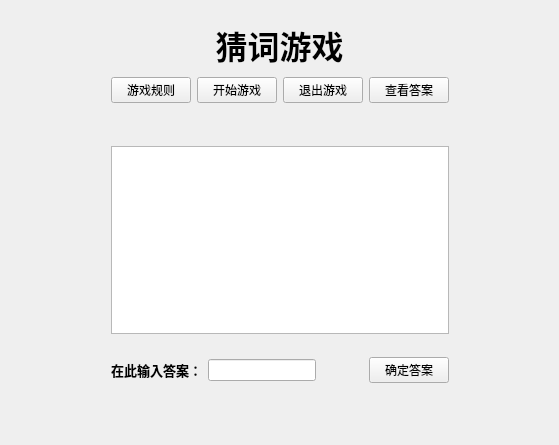
Qt form WordLite/guess_word_widget.ui (Staaaaaaaaar/WordHub) before a commit.
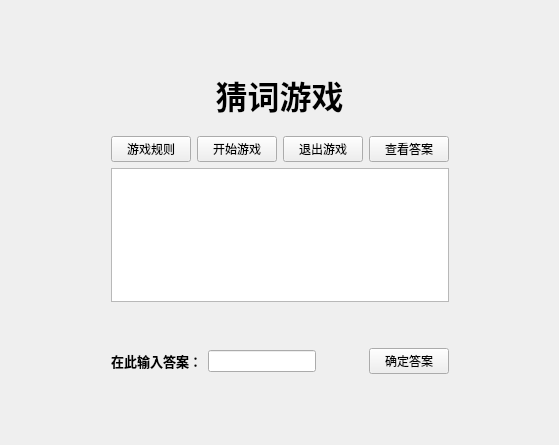
The same form after that commit.

Commit message: change guess layout

The edit to the form file:
```diff
--- a/WordLite/guess_word_widget.ui
+++ b/WordLite/guess_word_widget.ui
@@ -15,19 +15,19 @@
   </property>
   <layout class="QGridLayout" name="gridLayout">
    <item row="0" column="0">
-    <layout class="QVBoxLayout" name="verticalLayout_2">
+    <layout class="QVBoxLayout" name="verticalLayout_2" stretch="1,0,0,4,1">
      <item>
       <spacer name="verticalSpacer_5">
        <property name="orientation">
         <enum>Qt::Orientation::Vertical</enum>
        </property>
        <property name="sizeType">
-        <enum>QSizePolicy::Policy::Expanding</enum>
+        <enum>QSizePolicy::Policy::Preferred</enum>
        </property>
        <property name="sizeHint" stdset="0">
         <size>
          <width>20</width>
-         <height>20</height>
+         <height>60</height>
         </size>
        </property>
       </spacer>
@@ -44,6 +44,9 @@
        <property name="orientation">
         <enum>Qt::Orientation::Vertical</enum>
        </property>
+       <property name="sizeType">
+        <enum>QSizePolicy::Policy::Preferred</enum>
+       </property>
        <property name="sizeHint" stdset="0">
         <size>
          <width>20</width>
@@ -101,6 +104,19 @@
            </item>
           </layout>
          </item>
+         <item>
+          <widget class="QTextEdit" name="displayTextEdit">
+           <property name="sizePolicy">
+            <sizepolicy hsizetype="Expanding" vsizetype="Expanding">
+             <horstretch>0</horstretch>
+             <verstretch>1</verstretch>
+            </sizepolicy>
+           </property>
+           <property name="readOnly">
+            <bool>false</bool>
+           </property>
+          </widget>
+         </item>
          <item>
           <spacer name="verticalSpacer_2">
            <property name="orientation">
@@ -117,22 +133,6 @@
            </property>
           </spacer>
          </item>
-         <item>
-          <widget class="QTextEdit" name="displayTextEdit"/>
-         </item>
-         <item>
-          <spacer name="verticalSpacer_3">
-           <property name="orientation">
-            <enum>Qt::Orientation::Vertical</enum>
-           </property>
-           <property name="sizeHint" stdset="0">
-            <size>
-             <width>20</width>
-             <height>20</height>
-            </size>
-           </property>
-          </spacer>
-         </item>
          <item>
           <layout class="QHBoxLayout" name="horizontalLayout_3">
            <item>
@@ -193,6 +193,9 @@
        <property name="orientation">
         <enum>Qt::Orientation::Vertical</enum>
        </property>
+       <property name="sizeType">
+        <enum>QSizePolicy::Policy::Preferred</enum>
+       </property>
        <property name="sizeHint" stdset="0">
         <size>
          <width>20</width>
```
